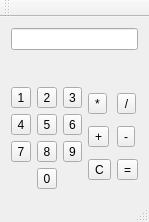
Old version of the form Third semester/qt_calculator/mainwindow.ui in the repository ShubaDuba/hometasks.
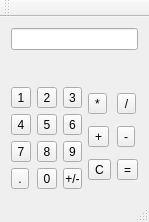
New version of the form.

```diff
--- a/Third semester/qt_calculator/mainwindow.ui
+++ b/Third semester/qt_calculator/mainwindow.ui
@@ -129,6 +129,20 @@
             </property>
            </widget>
           </item>
+          <item row="3" column="2">
+           <widget class="QToolButton" name="signChange">
+            <property name="text">
+             <string>+/-</string>
+            </property>
+           </widget>
+          </item>
+          <item row="3" column="0">
+           <widget class="QToolButton" name="pointAdd">
+            <property name="text">
+             <string>.</string>
+            </property>
+           </widget>
+          </item>
          </layout>
         </item>
         <item>
```
